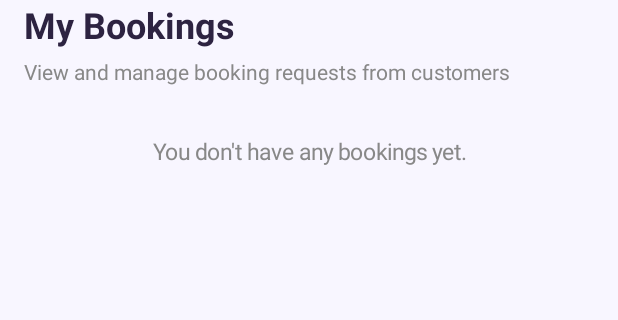
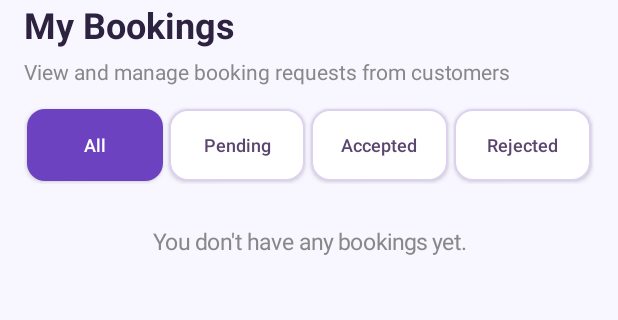
Before and after one commit to Archi2823/HappyHappenings, an Android app built with Jetpack Compose: the MyBookingsActivity screen opened directly, with no data from a screen before it, on a phone screen of 412 x 824 dp, the part 157-477 px from its top. Run offline under Robolectric (Android 15) with nearby library versions, the phone set to English and light mode, and no system bars; our stand-ins replace Firebase (no records; nobody signed in at launch, a user with empty details on screens opened directly).

Commit message:
Implememnted Filter by status: pending, accepted, rejected.

```diff
--- a/app/src/main/java/com/archi/happyhappenings/MyBookingsActivity.java
+++ b/app/src/main/java/com/archi/happyhappenings/MyBookingsActivity.java
@@ -19,6 +19,8 @@ import com.google.firebase.firestore.DocumentSnapshot;
 import com.google.firebase.firestore.FirebaseFirestore;
 
 import java.text.NumberFormat;
+import java.util.ArrayList;
+import java.util.List;
 import java.util.Locale;
 
 public class MyBookingsActivity extends Activity {
@@ -27,9 +29,13 @@ public class MyBookingsActivity extends Activity {
     private FirebaseAuth auth;
 
     private LinearLayout bookingsContainer;
+    private LinearLayout filterContainer;
     private TextView tvStatus;
 
     private String vendorUid;
+    private String selectedStatus = "All";
+
+    private List<DocumentSnapshot> allBookings = new ArrayList<>();
 
     @Override
     protected void onCreate(Bundle savedInstanceState) {
@@ -91,6 +97,28 @@ public class MyBookingsActivity extends Activity {
         tvSubtitle.setPadding(0, 8, 0, 20);
         root.addView(tvSubtitle);
 
+        filterContainer = new LinearLayout(this);
+        filterContainer.setOrientation(LinearLayout.HORIZONTAL);
+        filterContainer.setPadding(0, 0, 0, 12);
+
+        String[] filters = {"All", "Pending", "Accepted", "Rejected"};
+
+        for (String filter : filters) {
+            Button filterButton = createFilterButton(filter);
+
+            LinearLayout.LayoutParams params = new LinearLayout.LayoutParams(
+                    0,
+                    LinearLayout.LayoutParams.WRAP_CONTENT,
+                    1
+            );
+
+            params.setMargins(3, 3, 3, 3);
+            filterButton.setLayoutParams(params);
+            filterContainer.addView(filterButton);
+        }
+
+        root.addView(filterContainer);
+
         tvStatus = new TextView(this);
         tvStatus.setText("Loading bookings...");
         tvStatus.setTextSize(15);
@@ -105,6 +133,47 @@ public class MyBookingsActivity extends Activity {
 
         scrollView.addView(root);
         setContentView(scrollView);
+
+        updateFilterButtons();
+    }
+
+    private Button createFilterButton(String filter) {
+
+        Button button = new Button(this);
+        button.setText(filter);
+        button.setTextSize(12);
+        button.setAllCaps(false);
+        button.setPadding(2, 8, 2, 8);
+        button.setOnClickListener(v -> {
+            selectedStatus = filter;
+            updateFilterButtons();
+            renderBookings();
+        });
+
+        return button;
+    }
+
+    private void updateFilterButtons() {
+
+        for (int i = 0; i < filterContainer.getChildCount(); i++) {
+
+            Button button = (Button) filterContainer.getChildAt(i);
+            String filter = button.getText().toString();
+
+            GradientDrawable bg = new GradientDrawable();
+            bg.setCornerRadius(18);
+
+            if (filter.equals(selectedStatus)) {
+                bg.setColor(Color.rgb(108, 66, 193));
+                button.setTextColor(Color.WHITE);
+            } else {
+                bg.setColor(Color.WHITE);
+                bg.setStroke(2, Color.rgb(220, 210, 240));
+                button.setTextColor(Color.rgb(90, 70, 110));
+            }
+
+            button.setBackground(bg);
+        }
     }
 
     private void loadBookings() {
@@ -118,21 +187,10 @@ public class MyBookingsActivity extends Activity {
                 .get()
                 .addOnSuccessListener(querySnapshot -> {
 
-                    bookingsContainer.removeAllViews();
+                    allBookings.clear();
+                    allBookings.addAll(querySnapshot.getDocuments());
 
-                    int count = querySnapshot.size();
-
-                    if (count == 0) {
-                        tvStatus.setText("You don't have any bookings yet.");
-                        tvStatus.setVisibility(TextView.VISIBLE);
-                        return;
-                    }
-
-                    tvStatus.setVisibility(TextView.GONE);
-
-                    for (DocumentSnapshot document : querySnapshot.getDocuments()) {
-                        addBookingCard(document);
-                    }
+                    renderBookings();
                 })
                 .addOnFailureListener(e -> {
 
@@ -145,6 +203,43 @@ public class MyBookingsActivity extends Activity {
                             Toast.LENGTH_LONG
                     ).show();
                 });
+    }
+
+    private void renderBookings() {
+
+        bookingsContainer.removeAllViews();
+
+        if (allBookings.isEmpty()) {
+            tvStatus.setText("You don't have any bookings yet.");
+            tvStatus.setVisibility(TextView.VISIBLE);
+            return;
+        }
+
+        int filteredCount = 0;
+
+        for (DocumentSnapshot document : allBookings) {
+
+            String status = document.getString("status");
+
+            if (status == null) {
+                status = "Pending";
+            }
+
+            if ("All".equals(selectedStatus)
+                    || selectedStatus.equalsIgnoreCase(status)) {
+
+                addBookingCard(document);
+                filteredCount++;
+            }
+        }
+
+        if (filteredCount == 0) {
+            tvStatus.setText("No " + selectedStatus.toLowerCase()
+                    + " bookings found.");
+            tvStatus.setVisibility(TextView.VISIBLE);
+        } else {
+            tvStatus.setVisibility(TextView.GONE);
+        }
     }
 
     private void addBookingCard(DocumentSnapshot document) {
@@ -342,8 +437,8 @@ public class MyBookingsActivity extends Activity {
 
         new AlertDialog.Builder(this)
                 .setTitle(newStatus + " Booking?")
-                .setMessage("Are you sure you want to " +
-                        newStatus.toLowerCase() + " this booking?")
+                .setMessage("Are you sure you want to "
+                        + newStatus.toLowerCase() + " this booking?")
                 .setPositiveButton("Yes", (dialog, which) ->
                         updateBookingStatus(bookingId, newStatus))
                 .setNegativeButton("Cancel", null)
```
